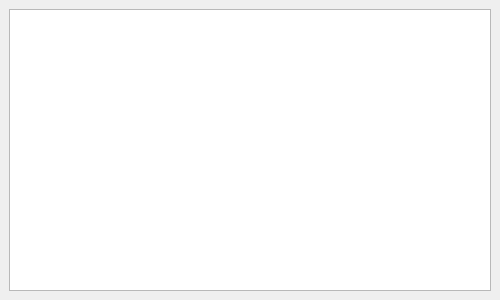
KabGr/YandexLyceum, file main.ui: the form before one commit.
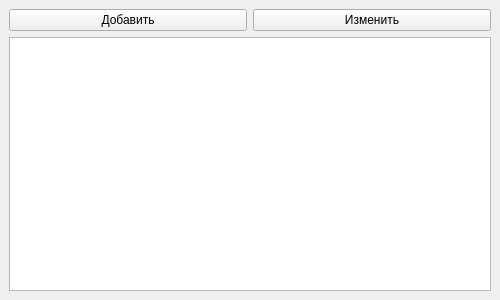
The form after the commit.

```diff
--- a/main.ui
+++ b/main.ui
@@ -16,6 +16,20 @@
   <widget class="QWidget" name="centralwidget">
    <layout class="QGridLayout" name="gridLayout">
     <item row="0" column="0">
+     <widget class="QPushButton" name="pushButton">
+      <property name="text">
+       <string>Добавить</string>
+      </property>
+     </widget>
+    </item>
+    <item row="0" column="1">
+     <widget class="QPushButton" name="pushButton_2">
+      <property name="text">
+       <string>Изменить</string>
+      </property>
+     </widget>
+    </item>
+    <item row="1" column="0" colspan="2">
      <widget class="QTableWidget" name="tableWidget"/>
     </item>
    </layout>
```
